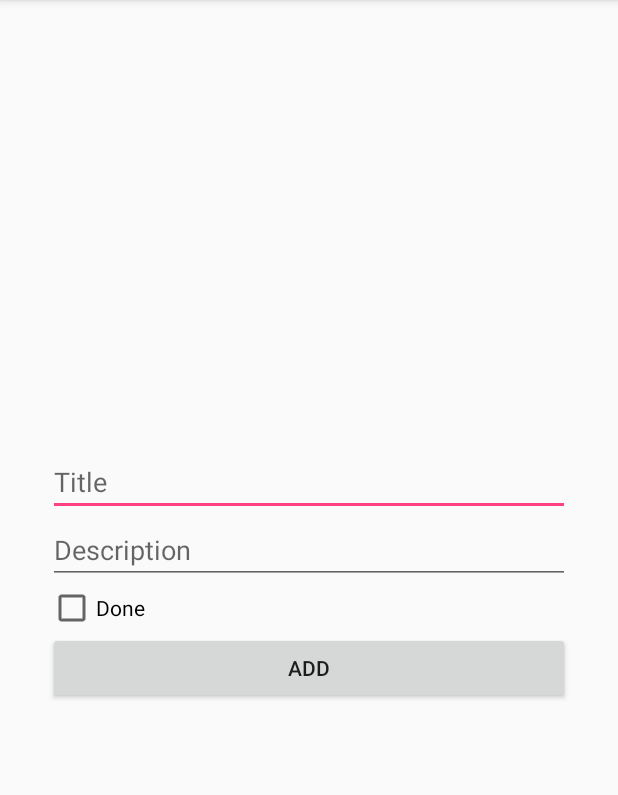
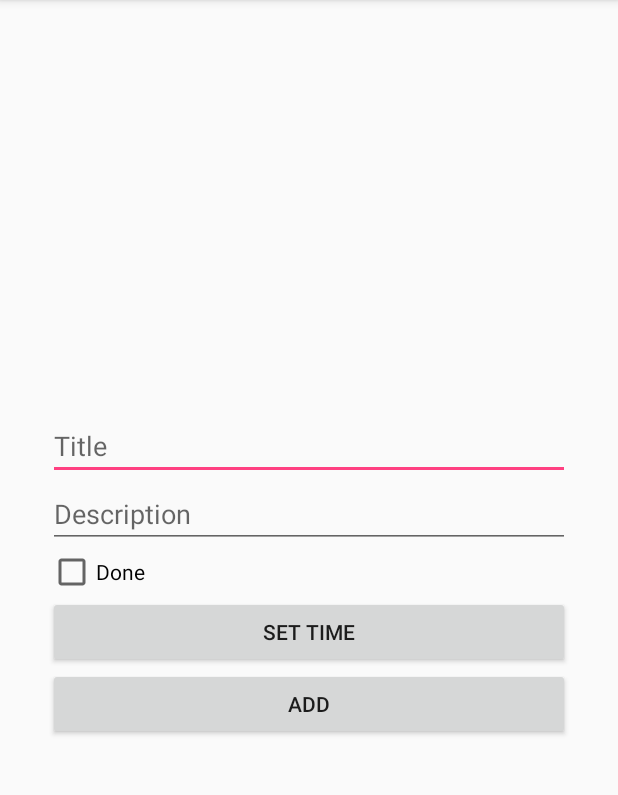
Before and after one commit to AlirezaBideli/TaskManager, an Android app: the screen it shows after launch (EditActivity), after a tap on an icon or button, on a phone screen of 412 x 824 dp, the part 84-879 px from its top. Run offline under Robolectric (Android 15) with nearby library versions, the light colour scheme and no system bars.

Commit message:
Add TimePicker to get Task Time in AddFragment

```diff
--- a/app/build.gradle
+++ b/app/build.gradle
@@ -4,7 +4,7 @@ android {
     compileSdkVersion 26
     defaultConfig {
         applicationId "com.example.admin.software_1"
-        minSdkVersion 14
+        minSdkVersion 23
         targetSdkVersion 26
         versionCode 1
         versionName "1.0"
--- a/app/src/main/java/com/example/admin/software_1/AddFragment.java
+++ b/app/src/main/java/com/example/admin/software_1/AddFragment.java
@@ -1,9 +1,10 @@
 package com.example.admin.software_1;
 
 
+import android.content.Intent;
 import android.os.Bundle;
+import android.support.annotation.Nullable;
 import android.support.v4.app.Fragment;
-import android.text.format.DateFormat;
 import android.view.LayoutInflater;
 import android.view.View;
 import android.view.ViewGroup;
@@ -25,17 +26,35 @@ public class AddFragment extends Fragment {
     private TextView mDescription_textView;
     private CheckBox mTaskType_checkbox;
     private Button mAddButton;
+    private Button mSetTimeButton;
     //simple variables
     private String mTiltle;
     private String mDescription;
+    private String mHour;
     private Task.TaskType mTaskType;
     public static final String mDatePattern="yyyy-MM-dd";
-    public static final String mHourPattern="HH:mm a";
-
+    public static final String DIALOG_TAG ="timePicker_tag";
+    public static final int REQ_TIME_PICKER=0;
     public AddFragment() {
         // Required empty public constructor
     }
 
+    public static AddFragment newInstance() {
+
+        Bundle args = new Bundle();
+
+        AddFragment fragment = new AddFragment();
+        fragment.setArguments(args);
+        return fragment;
+    }
+
+
+    @Override
+    public void onCreate(@Nullable Bundle savedInstanceState) {
+        super.onCreate(savedInstanceState);
+
+
+    }
 
     @Override
     public View onCreateView(LayoutInflater inflater, ViewGroup container,
@@ -53,15 +72,38 @@ public class AddFragment extends Fragment {
 
             }
         });
+        mSetTimeButton.setOnClickListener(new View.OnClickListener(){
+            @Override
+            public void onClick(View v) {
+                TimePickerFragment  timePickerFragment=TimePickerFragment.newInstance();
+                timePickerFragment.setTargetFragment(AddFragment.this,REQ_TIME_PICKER);
+                timePickerFragment.show(getFragmentManager(), DIALOG_TAG);
+            }
+        });
         return view;
     }
 
+
+    @Override
+    public void onActivityResult(int requestCode, int resultCode, Intent data) {
+        super.onActivityResult(requestCode, resultCode, data);
+
+        if(resultCode!= EditActivity.RESULT_OK)
+            return;
+        if(requestCode==REQ_TIME_PICKER)
+        {
+            mHour=data.getStringExtra(TimePickerFragment.EXTRA_DATE_TIME);
+            mSetTimeButton.setText(mHour);
+
+        }
+    }
 
     private void initilization(View view) {
         mTitle_textView = view.findViewById(R.id.title_textView_Addfragment);
         mDescription_textView = view.findViewById(R.id.description_textView_Addfragment);
         mTaskType_checkbox = view.findViewById(R.id.taskType_checkbox_Addfragment);
         mAddButton=view.findViewById(R.id.add_button_Addfragment);
+        mSetTimeButton=view.findViewById(R.id.setTime_btn_AddFragment);
     }
 
     private void getDatasFromUI()
@@ -83,7 +125,7 @@ public class AddFragment extends Fragment {
             temp_task.setDescription(mDescription);
             temp_task.setTaskType(mTaskType);
             temp_task.setDate(makeDate_Time(mDatePattern));
-            temp_task.setHour(makeDate_Time(mHourPattern));
+            temp_task.setHour(mHour);
             TaskLab.getInstance().addTask(mTaskType,temp_task);
 
         }
--- a/app/src/main/java/com/example/admin/software_1/EditActivity.java
+++ b/app/src/main/java/com/example/admin/software_1/EditActivity.java
@@ -38,7 +38,7 @@ public class EditActivity extends AppCompatActivity {
         switch (msavedState)
         {
             case 0://when user clicked on the fab button in TaskManager Activity
-                return new AddFragment();
+                return  AddFragment.newInstance();
 
             case 1://when user clicked on  recycler view items in TaskListFragment
                 Log.i("Tag","ADDfragmnet");
--- a/app/src/main/java/com/example/admin/software_1/ShowTaskInfoFragmnet.java
+++ b/app/src/main/java/com/example/admin/software_1/ShowTaskInfoFragmnet.java
@@ -32,7 +32,7 @@ public class ShowTaskInfoFragmnet extends Fragment {
     }
 
 
-    public static Fragment newInstance(int taskPosition, Task.TaskType taskType) {
+    public static ShowTaskInfoFragmnet newInstance(int taskPosition, Task.TaskType taskType) {
         Bundle bundle = new Bundle();
         bundle.putInt(TaskListFragment.EXTRA_TASK_POSITION, taskPosition);
         bundle.putSerializable(TaskListFragment.EXTRA_TASK_TYPE, taskType);
--- a/app/src/main/java/com/example/admin/software_1/Task.java
+++ b/app/src/main/java/com/example/admin/software_1/Task.java
@@ -14,16 +14,16 @@ public class Task {
     private String mTitle;
     private String mDescription;
 
-    private Date mDate;
+    private String mDate;
     private String mHour;
     private TaskType mTaskType;
 
 
-    public Date getDate() {
+    public String getDate() {
         return mDate;
     }
 
-    public void setDate(Date date) {
+    public void setDate(String date) {
         mDate = date;
     }
 
--- a/app/src/main/res/layout/fragment_add.xml
+++ b/app/src/main/res/layout/fragment_add.xml
@@ -32,6 +32,12 @@
         android:text="@string/tab_name_Done" />
 
     <Button
+        android:layout_width="match_parent"
+        android:layout_height="wrap_content"
+        android:id="@+id/setTime_btn_AddFragment"
+        android:text="@string/setTime_btn"
+        />
+    <Button
         android:id="@+id/add_button_Addfragment"
         android:layout_width="match_parent"
         android:layout_height="wrap_content"
--- a/app/src/main/res/values/strings.xml
+++ b/app/src/main/res/values/strings.xml
@@ -17,4 +17,7 @@
     <string name="Befor_button">Befor</string>
     <string name="Save">Save</string>
     <string name="Remove">Remove</string>
+    <string name="setTime_btn">Set Time</string>
+    <string name="timePicker_string">Enter the Time</string>
+
 </resources>
```
Also changed, not shown: app/src/main/java/com/example/admin/software_1/TimePickerFragment.java (added, +84 -0 lines), app/src/main/res/layout/fragment_time_picker.xml (added, +15 -0 lines).
